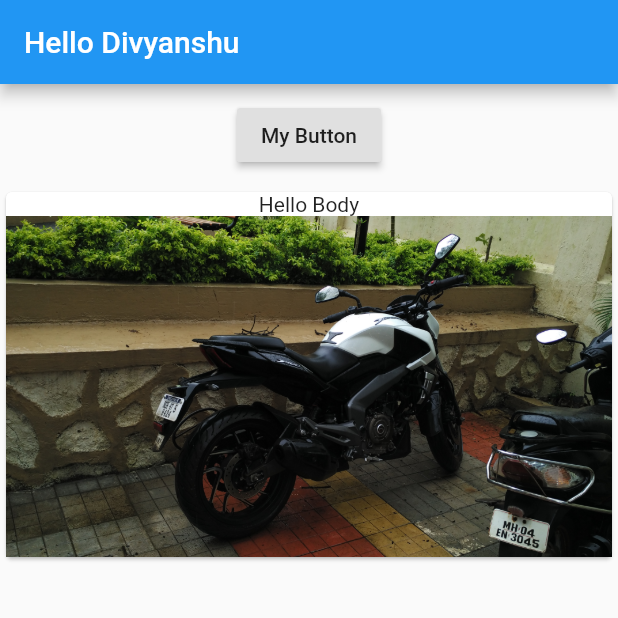
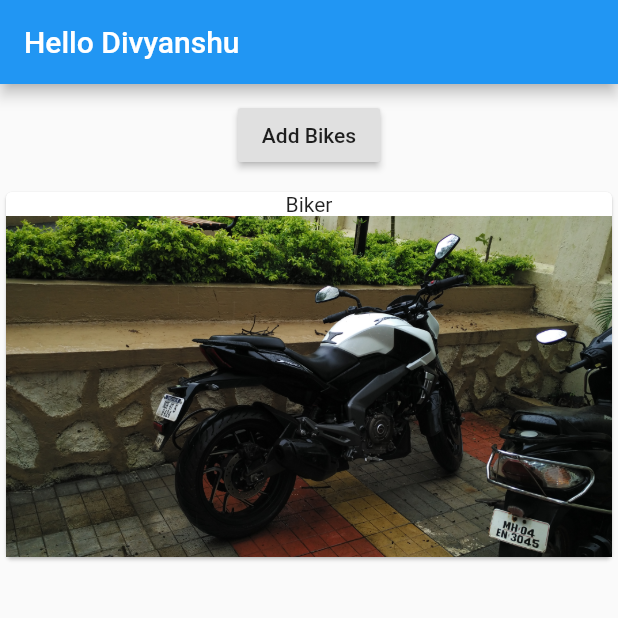
Before and after one commit to Dhruw/flutter-tutorial-udemy, a Flutter app: the screen it shows after launch, on a phone screen of 412 x 824 dp, the top half of it. Run offline on Flutter 3.47's test engine with Material 2 defaults, Android fonts, the phone set to English and light mode, and no system bars.

Commit message:
Successfully implemented List Array and setState method

```diff
--- a/lib/main.dart
+++ b/lib/main.dart
@@ -4,32 +4,49 @@ main() {
   runApp(MyApp());
 }
 
-class MyApp extends StatelessWidget {
-  build(context) {
+class MyApp extends StatefulWidget {
+  @override
+  State<StatefulWidget> createState() {
+    return _MyAppState();
+  }
+}
+
+class _MyAppState extends State<MyApp> {
+  List<String> _bikes = ["Biker"];
+
+  Widget build(BuildContext context) {
     return MaterialApp(
       home: Scaffold(
         appBar: AppBar(
           title: Text("Hello Divyanshu"),
         ),
-        body: Column(
-          children: <Widget>[
+        body: Column(children: <Widget>[
           Container(
             margin: EdgeInsets.all(10.0),
             child: RaisedButton(
-                child: Text("My Button"),
-                onPressed: () => {},
+                child: Text("Add Bikes"),
+                onPressed: () {
+                  setState(() {
+                    _bikes.add("Hamara Bajaj");
+                    print(_bikes);
+                  });
+                }),
           ),
-            ),
-            Card(
+          Column(
+            children: _bikes
+                .map(
+                  (bikeName) => Card(
                         child: Column(
                           children: <Widget>[
-                  Text("Hello Body"),
+                            Text(bikeName),
                             Image.asset('assets/images/Dominar.jpg')
                           ],
                         ),
                       ),
-          ],
+                )
+                .toList(),
           ),
+        ]),
       ),
     );
   }
```
Lines whose indentation alone changed are shown as unchanged.
